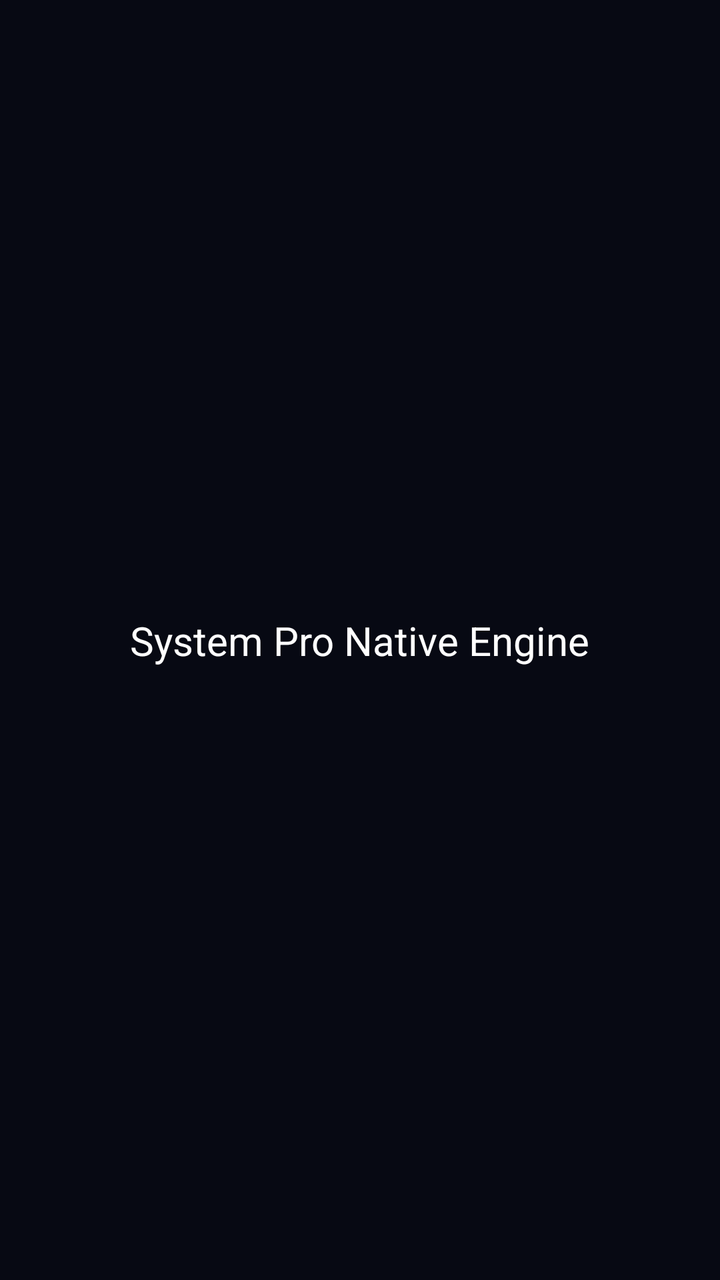
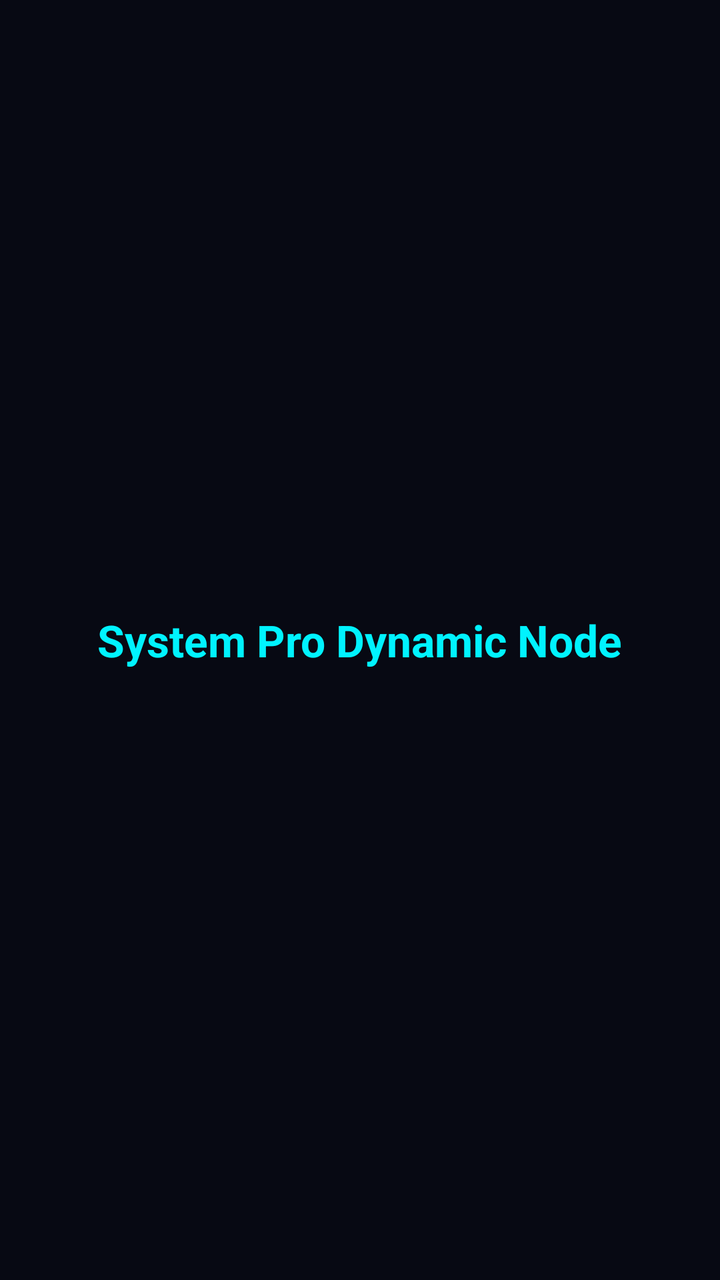

An Android layout rendered at two revisions. The XML below is the earlier revision; the diff shows what the commit changed to produce the second picture.
<!-- AndroidManifest.xml: application theme Theme.AppCompat.NoActionBar -->
<!-- res/layout/activity_main.xml -->
<?xml version="1.0" encoding="utf-8"?>
<androidx.constraintlayout.widget.ConstraintLayout 
    xmlns:android="http://schemas.android.com/apk/res/android"
    xmlns:app="http://schemas.android.com/apk/res-auto"
    android:id="@+id/activity_main"
    android:layout_width="match_parent"
    android:layout_height="match_parent"
    android:background="#070913">
    <TextView
        android:layout_width="wrap_content"
        android:layout_height="wrap_content"
        android:text="System Pro Native Engine"
        android:textColor="#ffffff"
        android:textSize="20sp"
        app:layout_constraintBottom_toBottomOf="parent"
        app:layout_constraintEnd_toEndOf="parent"
        app:layout_constraintStart_toStartOf="parent"
        app:layout_constraintTop_toTopOf="parent" />
</androidx.constraintlayout.widget.ConstraintLayout>
<!-- resources referenced by this layout -->
<resources>
  <style name="Theme.AppCompat.NoActionBar" parent="Theme.MaterialComponents.DayNight.NoActionBar">
          <item name="windowNoTitle">true</item>
          <item name="windowActionBar">false</item>
          <item name="colorPrimary">@color/colorPrimary</item>
          <item name="colorAccent">@color/colorAccent</item>
      </style>
  <color name="colorPrimary">#02040c</color>
  <color name="colorAccent">#00ffcc</color>
</resources>

<!-- the commit's change to res/layout/activity_main.xml (unified diff, before → after) -->
@@ -1,19 +1,14 @@
 <?xml version="1.0" encoding="utf-8"?>
-<androidx.constraintlayout.widget.ConstraintLayout 
-    xmlns:android="http://schemas.android.com/apk/res/android"
-    xmlns:app="http://schemas.android.com/apk/res-auto"
-    android:id="@+id/activity_main"
+<RelativeLayout xmlns:android="http://schemas.android.com/apk/res/android"
     android:layout_width="match_parent"
     android:layout_height="match_parent"
     android:background="#070913">
     <TextView
         android:layout_width="wrap_content"
         android:layout_height="wrap_content"
-        android:text="System Pro Native Engine"
-        android:textColor="#ffffff"
-        android:textSize="20sp"
-        app:layout_constraintBottom_toBottomOf="parent"
-        app:layout_constraintEnd_toEndOf="parent"
-        app:layout_constraintStart_toStartOf="parent"
-        app:layout_constraintTop_toTopOf="parent" />
-</androidx.constraintlayout.widget.ConstraintLayout>
+        android:layout_centerInParent="true"
+        android:text="System Pro Dynamic Node"
+        android:textColor="#00f3ff"
+        android:textSize="22sp"
+        android:textStyle="bold" />
+</RelativeLayout>
